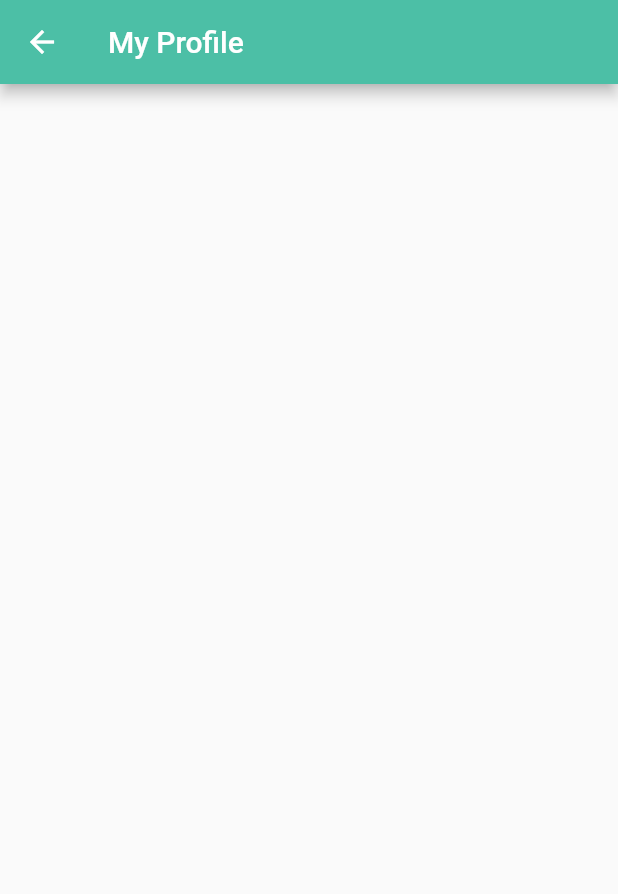
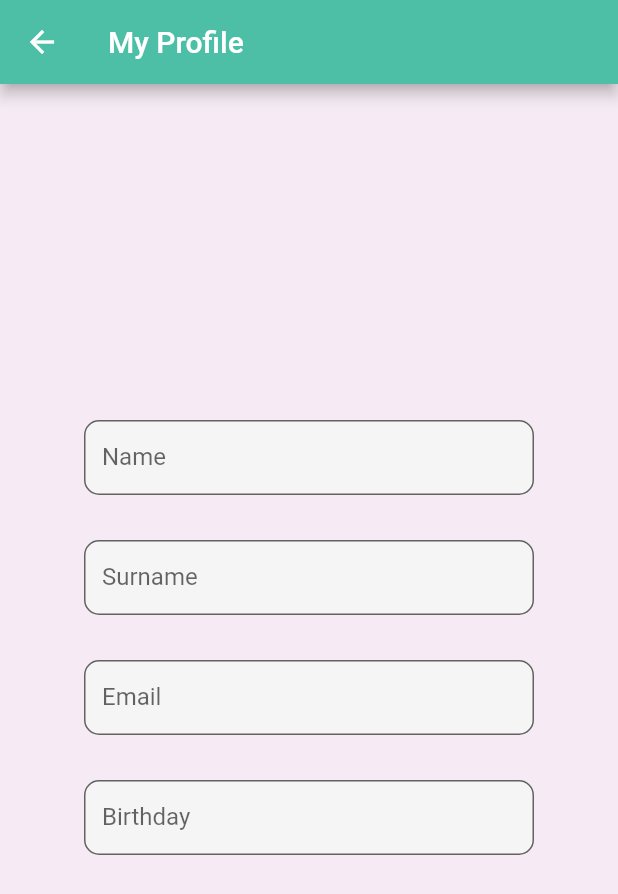
Before and after one commit to BartomeuHeer/MobileaFrontend, a Flutter app: the MyprofilePage screen opened by its route, on a phone screen of 412 x 824 dp. Shown: the top 894 px of the screen. Run offline on Flutter 3.47's test engine with Material 2 defaults, Android fonts, the phone set to English and light mode, and no system bars; our stand-ins replace localstorage, shared_preferences, socket_io_client; missing offline and left inert: dart:html, web_date_picker; accounts and stored records are empty; generated files the repository leaves out were written again.

Commit message:
perfil 2

```diff
--- a/lib/views/myprofile_page.dart
+++ b/lib/views/myprofile_page.dart
@@ -1,3 +1,5 @@
+import 'dart:html';
+
 import 'package:flutter/material.dart';
 import 'package:flutter_app/models/msg.dart';
 import 'package:flutter_app/models/user.dart';
@@ -22,10 +24,92 @@ class _MyprofilePageState extends State<MyprofilePage> {
   @override
   Widget build(BuildContext context) {
     return Scaffold(
-      appBar: AppBar(
-        backgroundColor: Color(0xFF4cbfa6),
-        title: const Text("My Profile"),
-      ),
-    );
+        appBar: AppBar(
+          backgroundColor: Color(0xFF4cbfa6),
+          title: const Text("My Profile"),
+        ),
+        body: Container(
+          //width: double.infinity,
+          color: Color(0xFFF6EBF4),
+          alignment: Alignment.center,
+          child: Column(mainAxisAlignment: MainAxisAlignment.center, children: [
+            Flexible(
+                child: SizedBox(
+              width: 300,
+              height: 50,
+              child: TextField(
+                style: TextStyle(color: Colors.black),
+                decoration: InputDecoration(
+                    fillColor: Colors.grey.shade100,
+                    filled: true,
+                    labelText: 'Name',
+                    border: OutlineInputBorder(
+                      borderRadius: BorderRadius.circular(10),
+                    )),
+              ),
+            )),
+            SizedBox(
+              height: 30,
+              width: 30,
+            ),
+            Flexible(
+                child: SizedBox(
+              width: 300,
+              height: 50,
+              child: TextField(
+                style: TextStyle(color: Colors.black),
+                decoration: InputDecoration(
+                    fillColor: Colors.grey.shade100,
+                    filled: true,
+                    labelText: 'Surname',
+                    border: OutlineInputBorder(
+                      borderRadius: BorderRadius.circular(10),
+                    )),
+              ),
+            )),
+            SizedBox(
+              height: 30,
+              width: 30,
+            ),
+            Flexible(
+                child: SizedBox(
+              width: 300,
+              height: 50,
+              child: TextField(
+                style: TextStyle(color: Colors.black),
+                decoration: InputDecoration(
+                    fillColor: Colors.grey.shade100,
+                    filled: true,
+                    labelText: 'Email',
+                    border: OutlineInputBorder(
+                      borderRadius: BorderRadius.circular(10),
+                    )),
+              ),
+            )),
+            SizedBox(
+              height: 30,
+              width: 30,
+            ),
+            Flexible(
+                child: SizedBox(
+              width: 300,
+              height: 50,
+              child: TextField(
+                style: TextStyle(color: Colors.black),
+                decoration: InputDecoration(
+                    fillColor: Colors.grey.shade100,
+                    filled: true,
+                    labelText: 'Birthday',
+                    border: OutlineInputBorder(
+                      borderRadius: BorderRadius.circular(10),
+                    )),
+              ),
+            )),
+            SizedBox(
+              height: 30,
+              width: 30,
+            ),
+          ]),
+        ));
   }
 }
```
